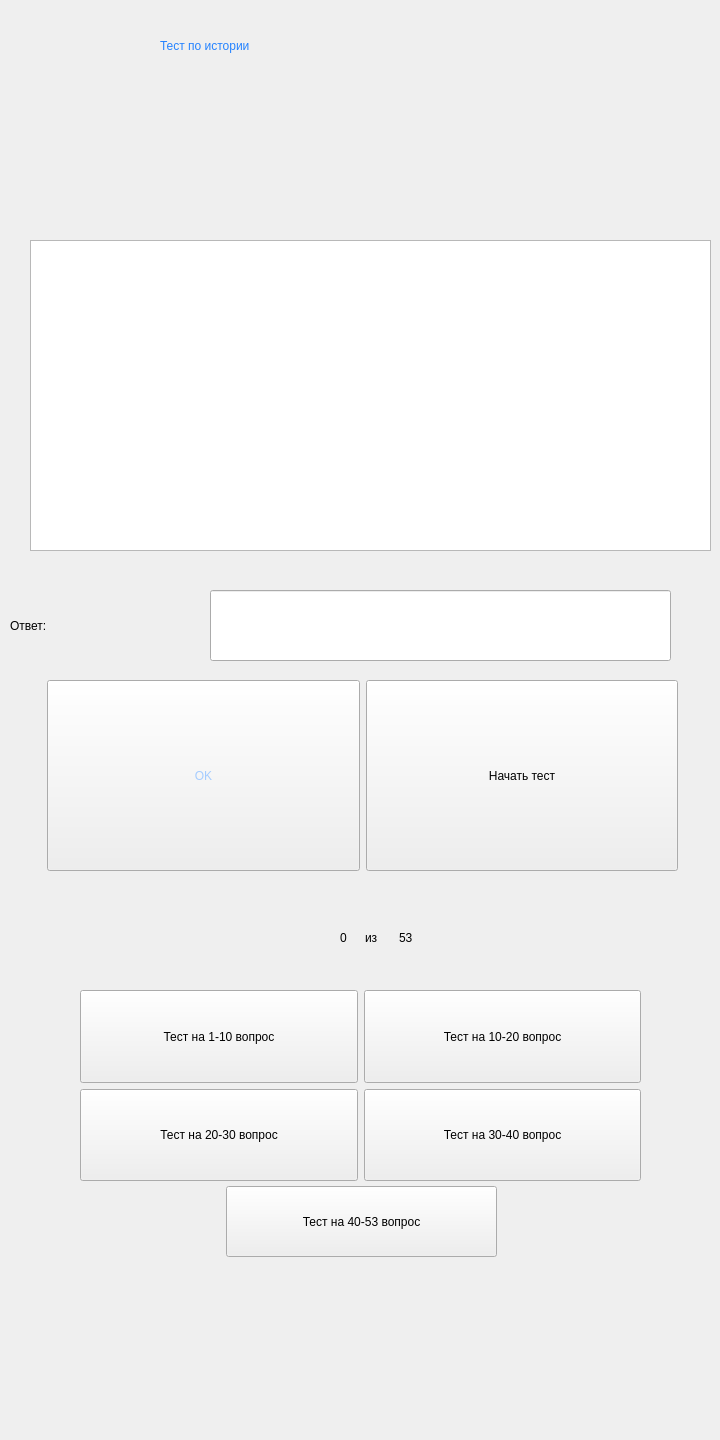
Before: the Qt Designer form mainwindow.ui in AlmazDefourten/test_hist, drawn with Qt 5.
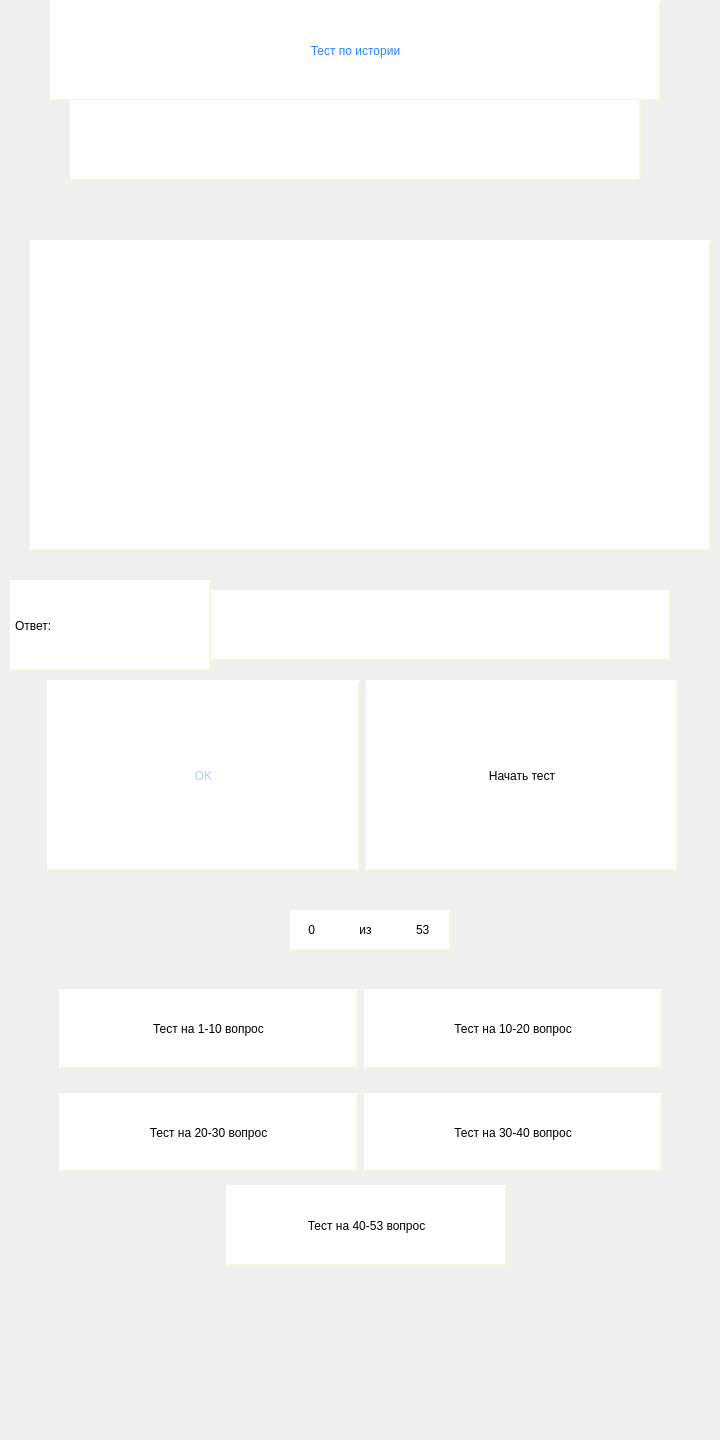
After: the same form once the commit is applied. Icons and pictures are not drawn.

What changed in the file:
```diff
--- a/mainwindow.ui
+++ b/mainwindow.ui
@@ -13,7 +13,13 @@
   <property name="windowTitle">
    <string>MainWindow</string>
   </property>
+  <property name="styleSheet">
+   <string notr="true"/>
+  </property>
   <widget class="QWidget" name="centralwidget">
+   <property name="styleSheet">
+    <string notr="true"/>
+   </property>
    <widget class="QLineEdit" name="lineEdit">
     <property name="geometry">
      <rect>
@@ -23,6 +29,12 @@
       <height>71</height>
      </rect>
     </property>
+    <property name="styleSheet">
+     <string notr="true">background-color: rgb(255, 255, 255);
+    border-style: outset;
+    border-width: 2px;
+    border-color: beige;</string>
+    </property>
    </widget>
    <widget class="QTextEdit" name="label">
     <property name="geometry">
@@ -33,6 +45,12 @@
       <height>311</height>
      </rect>
     </property>
+    <property name="styleSheet">
+     <string notr="true">background-color: rgb(255, 255, 255);
+    border-style: outset;
+    border-width: 2px;
+    border-color: beige;</string>
+    </property>
    </widget>
    <widget class="QLabel" name="label_2">
     <property name="geometry">
@@ -44,7 +62,11 @@
      </rect>
     </property>
     <property name="styleSheet">
-     <string notr="true">font: 18pt &quot;MS Shell Dlg 2&quot;;</string>
+     <string notr="true">background-color: rgb(255, 255, 255);
+    border-style: outset;
+    border-width: 2px;
+    border-color: beige;
+font: 18pt &quot;MS Shell Dlg 2&quot;;</string>
     </property>
     <property name="text">
      <string>Ответ:</string>
@@ -54,17 +76,27 @@
     <property name="geometry">
      <rect>
       <x>226</x>
-      <y>1186</y>
-      <width>271</width>
-      <height>71</height>
+      <y>1185</y>
+      <width>281</width>
+      <height>81</height>
      </rect>
     </property>
     <property name="styleSheet">
-     <string notr="true">font: 6pt &quot;MS Shell Dlg 2&quot;;</string>
+     <string notr="true">font: 14pt &quot;MS Shell Dlg 2&quot;;
+background-color: rgb(255, 255, 255);
+    border-style: outset;
+    border-width: 2px;
+    border-color: beige;</string>
     </property>
     <property name="text">
      <string>Тест на 40-53 вопрос</string>
     </property>
+    <property name="autoDefault">
+     <bool>false</bool>
+    </property>
+    <property name="default">
+     <bool>false</bool>
+    </property>
    </widget>
    <widget class="QLabel" name="label_3">
     <property name="geometry">
@@ -91,22 +123,49 @@
    <widget class="QLabel" name="dr">
     <property name="geometry">
      <rect>
-      <x>160</x>
-      <y>10</y>
-      <width>537</width>
-      <height>71</height>
+      <x>50</x>
+      <y>0</y>
+      <width>611</width>
+      <height>101</height>
      </rect>
     </property>
+    <property name="focusPolicy">
+     <enum>Qt::NoFocus</enum>
+    </property>
+    <property name="contextMenuPolicy">
+     <enum>Qt::NoContextMenu</enum>
+    </property>
+    <property name="autoFillBackground">
+     <bool>false</bool>
+    </property>
     <property name="styleSheet">
-     <string notr="true">font: 40pt &quot; Light&quot;;
+     <string notr="true">background-color: rgb(255, 255, 255);
+    border-style: outset;
+    border-width: 2px;
+    border-color: beige;
 font: 63 40pt &quot;Yu Gothic UI Semibold&quot;;
 color: rgb(37, 131, 255);</string>
     </property>
     <property name="text">
      <string>Тест по истории</string>
     </property>
+    <property name="textFormat">
+     <enum>Qt::AutoText</enum>
+    </property>
+    <property name="scaledContents">
+     <bool>false</bool>
+    </property>
+    <property name="alignment">
+     <set>Qt::AlignCenter</set>
+    </property>
+    <property name="wordWrap">
+     <bool>false</bool>
+    </property>
+    <property name="margin">
+     <number>0</number>
+    </property>
    </widget>
-   <widget class="QWidget" name="">
+   <widget class="QWidget" name="layoutWidget">
     <property name="geometry">
      <rect>
       <x>47</x>
@@ -125,7 +184,11 @@
         </sizepolicy>
        </property>
        <property name="styleSheet">
-        <string notr="true">font: 48pt &quot;MS Shell Dlg 2&quot;;
+        <string notr="true">background-color: rgb(255, 255, 255);
+    border-style: outset;
+    border-width: 2px;
+    border-color: beige;
+font: 48pt &quot;MS Shell Dlg 2&quot;;
 color: rgb(165, 204, 255);</string>
        </property>
        <property name="text">
@@ -142,7 +205,11 @@
         </sizepolicy>
        </property>
        <property name="styleSheet">
-        <string notr="true">font: 18pt &quot;MS Shell Dlg 2&quot;;</string>
+        <string notr="true">background-color: rgb(255, 255, 255);
+    border-style: outset;
+    border-width: 2px;
+    border-color: beige;
+font: 18pt &quot;MS Shell Dlg 2&quot;;</string>
        </property>
        <property name="text">
         <string>Начать тест</string>
@@ -151,7 +218,7 @@
      </item>
     </layout>
    </widget>
-   <widget class="QWidget" name="">
+   <widget class="QWidget" name="widget_3" native="true">
     <property name="geometry">
      <rect>
       <x>80</x>
@@ -197,19 +264,32 @@
      </item>
     </layout>
    </widget>
-   <widget class="QWidget" name="">
+   <widget class="QWidget" name="widget_2" native="true">
     <property name="geometry">
      <rect>
-      <x>80</x>
-      <y>990</y>
-      <width>561</width>
-      <height>191</height>
+      <x>50</x>
+      <y>980</y>
+      <width>621</width>
+      <height>201</height>
      </rect>
     </property>
-    <layout class="QVBoxLayout" name="verticalLayout">
-     <item>
-      <layout class="QHBoxLayout" name="horizontalLayout_4">
-       <item>
+    <property name="sizePolicy">
+     <sizepolicy hsizetype="Minimum" vsizetype="Minimum">
+      <horstretch>0</horstretch>
+      <verstretch>0</verstretch>
+     </sizepolicy>
+    </property>
+    <layout class="QGridLayout" name="gridLayout_3">
+     <item row="0" column="0">
+      <widget class="QWidget" name="wedget" native="true">
+       <property name="sizePolicy">
+        <sizepolicy hsizetype="Minimum" vsizetype="Minimum">
+         <horstretch>0</horstretch>
+         <verstretch>0</verstretch>
+        </sizepolicy>
+       </property>
+       <layout class="QGridLayout" name="gridLayout">
+        <item row="0" column="0">
         <widget class="QPushButton" name="testOd">
          <property name="sizePolicy">
           <sizepolicy hsizetype="Minimum" vsizetype="Minimum">
@@ -218,14 +298,18 @@
           </sizepolicy>
          </property>
          <property name="styleSheet">
-          <string notr="true">font: 6pt &quot;MS Shell Dlg 2&quot;;</string>
+           <string notr="true">background-color: rgb(255, 255, 255);
+    border-style: outset;
+    border-width: 2px;
+    border-color: beige;
+font: 14pt &quot;MS Shell Dlg 2&quot;;</string>
          </property>
          <property name="text">
           <string>Тест на 1-10 вопрос</string>
          </property>
         </widget>
        </item>
-       <item>
+        <item row="0" column="1">
         <widget class="QPushButton" name="TestD">
          <property name="sizePolicy">
           <sizepolicy hsizetype="Minimum" vsizetype="Minimum">
@@ -234,7 +318,11 @@
           </sizepolicy>
          </property>
          <property name="styleSheet">
-          <string notr="true">font: 6pt &quot;MS Shell Dlg 2&quot;;</string>
+           <string notr="true">background-color: rgb(255, 255, 255);
+    border-style: outset;
+    border-width: 2px;
+    border-color: beige;
+font: 14pt &quot;MS Shell Dlg 2&quot;;</string>
          </property>
          <property name="text">
           <string>Тест на 10-20 вопрос</string>
@@ -242,10 +330,18 @@
         </widget>
        </item>
       </layout>
+      </widget>
      </item>
-     <item>
-      <layout class="QHBoxLayout" name="horizontalLayout_5">
-       <item>
+     <item row="1" column="0">
+      <widget class="QWidget" name="eed" native="true">
+       <property name="sizePolicy">
+        <sizepolicy hsizetype="Preferred" vsizetype="Minimum">
+         <horstretch>0</horstretch>
+         <verstretch>0</verstretch>
+        </sizepolicy>
+       </property>
+       <layout class="QGridLayout" name="gridLayout_2">
+        <item row="0" column="0">
         <widget class="QPushButton" name="TestT">
          <property name="sizePolicy">
           <sizepolicy hsizetype="Minimum" vsizetype="Minimum">
@@ -253,15 +349,110 @@
            <verstretch>0</verstretch>
           </sizepolicy>
          </property>
+          <property name="palette">
+           <palette>
+            <active>
+             <colorrole role="Button">
+              <brush brushstyle="SolidPattern">
+               <color alpha="255">
+                <red>255</red>
+                <green>255</green>
+                <blue>255</blue>
+               </color>
+              </brush>
+             </colorrole>
+             <colorrole role="Base">
+              <brush brushstyle="SolidPattern">
+               <color alpha="255">
+                <red>255</red>
+                <green>255</green>
+                <blue>255</blue>
+               </color>
+              </brush>
+             </colorrole>
+             <colorrole role="Window">
+              <brush brushstyle="SolidPattern">
+               <color alpha="255">
+                <red>255</red>
+                <green>255</green>
+                <blue>255</blue>
+               </color>
+              </brush>
+             </colorrole>
+            </active>
+            <inactive>
+             <colorrole role="Button">
+              <brush brushstyle="SolidPattern">
+               <color alpha="255">
+                <red>255</red>
+                <green>255</green>
+                <blue>255</blue>
+               </color>
+              </brush>
+             </colorrole>
+             <colorrole role="Base">
+              <brush brushstyle="SolidPattern">
+               <color alpha="255">
+                <red>255</red>
+                <green>255</green>
+                <blue>255</blue>
+               </color>
+              </brush>
+             </colorrole>
+             <colorrole role="Window">
+              <brush brushstyle="SolidPattern">
+               <color alpha="255">
+                <red>255</red>
+                <green>255</green>
+                <blue>255</blue>
+               </color>
+              </brush>
+             </colorrole>
+            </inactive>
+            <disabled>
+             <colorrole role="Button">
+              <brush brushstyle="SolidPattern">
+               <color alpha="255">
+                <red>255</red>
+                <green>255</green>
+                <blue>255</blue>
+               </color>
+              </brush>
+             </colorrole>
+             <colorrole role="Base">
+              <brush brushstyle="SolidPattern">
+               <color alpha="255">
+                <red>255</red>
+                <green>255</green>
+                <blue>255</blue>
+               </color>
+              </brush>
+             </colorrole>
+             <colorrole role="Window">
+              <brush brushstyle="SolidPattern">
+               <color alpha="255">
+                <red>255</red>
+                <green>255</green>
+                <blue>255</blue>
+               </color>
+              </brush>
+             </colorrole>
+            </disabled>
+           </palette>
+          </property>
          <property name="styleSheet">
-          <string notr="true">font: 6pt &quot;MS Shell Dlg 2&quot;;</string>
+           <string notr="true">font: 14pt &quot;MS Shell Dlg 2&quot;;
+background-color: rgb(255, 255, 255);
+    border-style: outset;
+    border-width: 2px;
+    border-color: beige;</string>
          </property>
          <property name="text">
           <string>Тест на 20-30 вопрос</string>
          </property>
         </widget>
        </item>
-       <item>
+        <item row="0" column="1">
         <widget class="QPushButton" name="TestC">
          <property name="sizePolicy">
           <sizepolicy hsizetype="Minimum" vsizetype="Minimum">
@@ -270,7 +461,11 @@
           </sizepolicy>
          </property>
          <property name="styleSheet">
-          <string notr="true">font: 6pt &quot;MS Shell Dlg 2&quot;;</string>
+           <string notr="true">background-color: rgb(255, 255, 255);
+    border-style: outset;
+    border-width: 2px;
+    border-color: beige;
+font: 14pt &quot;MS Shell Dlg 2&quot;;</string>
          </property>
          <property name="text">
           <string>Тест на 30-40 вопрос</string>
@@ -278,18 +473,25 @@
         </widget>
        </item>
       </layout>
+      </widget>
      </item>
     </layout>
    </widget>
-   <widget class="QWidget" name="">
+   <widget class="QWidget" name="widget" native="true">
     <property name="geometry">
      <rect>
-      <x>328</x>
-      <y>920</y>
-      <width>99</width>
-      <height>36</height>
+      <x>270</x>
+      <y>890</y>
+      <width>201</width>
+      <height>81</height>
      </rect>
     </property>
+    <property name="sizePolicy">
+     <sizepolicy hsizetype="Maximum" vsizetype="Maximum">
+      <horstretch>0</horstretch>
+      <verstretch>0</verstretch>
+     </sizepolicy>
+    </property>
     <layout class="QHBoxLayout" name="horizontalLayout_2">
      <item>
       <widget class="QLabel" name="ver">
@@ -305,6 +507,9 @@
        <property name="text">
         <string>0</string>
        </property>
+       <property name="alignment">
+        <set>Qt::AlignRight|Qt::AlignTrailing|Qt::AlignVCenter</set>
+       </property>
       </widget>
      </item>
      <item>
@@ -315,11 +520,20 @@
          <verstretch>0</verstretch>
         </sizepolicy>
        </property>
+       <property name="layoutDirection">
+        <enum>Qt::LeftToRight</enum>
+       </property>
+       <property name="autoFillBackground">
+        <bool>false</bool>
+       </property>
        <property name="styleSheet">
         <string notr="true">font: 21pt &quot;MS Shell Dlg 2&quot;;</string>
        </property>
        <property name="text">
-        <string>из </string>
+        <string>из</string>
+       </property>
+       <property name="alignment">
+        <set>Qt::AlignCenter</set>
        </property>
       </widget>
      </item>
@@ -337,10 +551,80 @@
        <property name="text">
         <string>53</string>
        </property>
+       <property name="alignment">
+        <set>Qt::AlignLeading|Qt::AlignLeft|Qt::AlignVCenter</set>
+       </property>
       </widget>
      </item>
     </layout>
    </widget>
+   <widget class="QLabel" name="label_4">
+    <property name="geometry">
+     <rect>
+      <x>290</x>
+      <y>910</y>
+      <width>161</width>
+      <height>41</height>
+     </rect>
+    </property>
+    <property name="styleSheet">
+     <string notr="true">background-color: rgb(255, 255, 255);
+    border-style: outset;
+    border-width: 2px;
+    border-color: beige;</string>
+    </property>
+    <property name="text">
+     <string/>
+    </property>
+   </widget>
+   <widget class="QLabel" name="label_5">
+    <property name="geometry">
+     <rect>
+      <x>70</x>
+      <y>100</y>
+      <width>571</width>
+      <height>81</height>
+     </rect>
+    </property>
+    <property name="styleSheet">
+     <string notr="true">background-color: rgb(255, 255, 255);
+    border-style: outset;
+    border-width: 2px;
+    border-color: beige;</string>
+    </property>
+    <property name="text">
+     <string/>
+    </property>
+   </widget>
+   <widget class="QLabel" name="label_6">
+    <property name="geometry">
+     <rect>
+      <x>0</x>
+      <y>0</y>
+      <width>731</width>
+      <height>1441</height>
+     </rect>
+    </property>
+    <property name="styleSheet">
+     <string notr="true">background-image: url(&quot;assets:/kuk.jpg&quot;);</string>
+    </property>
+    <property name="text">
+     <string/>
+    </property>
+   </widget>
+   <zorder>label_6</zorder>
+   <zorder>lineEdit</zorder>
+   <zorder>label</zorder>
+   <zorder>label_2</zorder>
+   <zorder>label_3</zorder>
+   <zorder>layoutWidget</zorder>
+   <zorder>dr</zorder>
+   <zorder>label_5</zorder>
+   <zorder>widget_3</zorder>
+   <zorder>pushButton_6</zorder>
+   <zorder>widget_2</zorder>
+   <zorder>label_4</zorder>
+   <zorder>widget</zorder>
   </widget>
  </widget>
  <resources/>
```
Left out of the diff: 8 changed lines with no effect on the pictures. Lines whose indentation alone changed are shown as unchanged.
